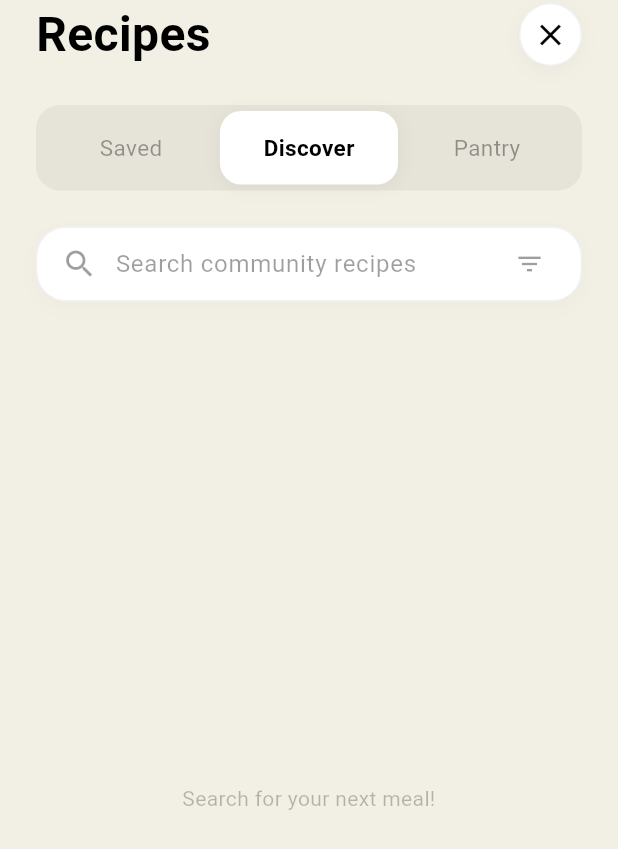
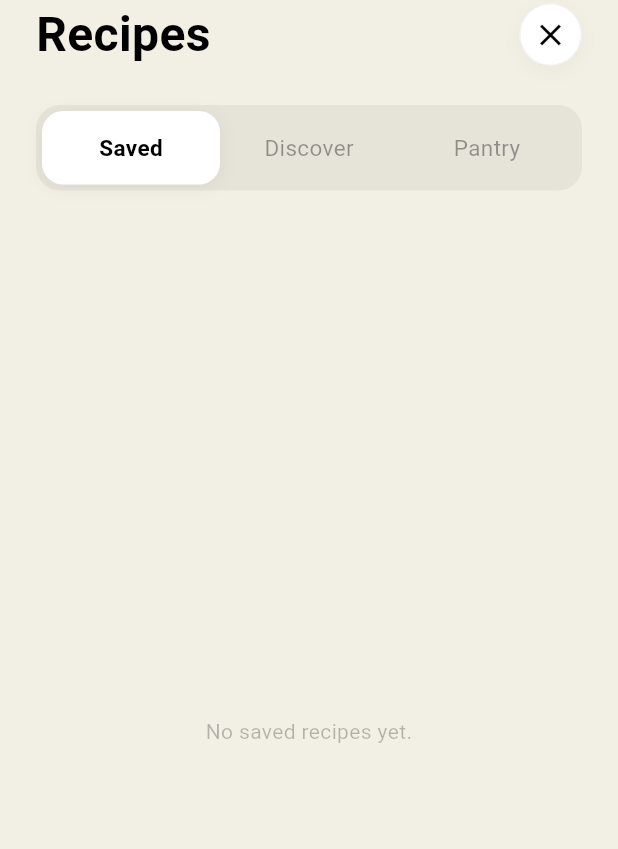
Before and after one commit to WinterDaGod/FoodGapp, a Flutter app: the screen it shows once a user with an empty profile is signed in, item 3 of the bottom bar chosen, after a tap on the "favorite outline" icon, on a phone screen of 412 x 824 dp. Shown: the top 849 px of the screen. Run offline on Flutter 3.47's test engine with Material 3 defaults, Android fonts, the phone set to English and light mode, and no system bars; our stand-ins replace cached_network_image, firebase_auth, firebase_core, flutter_slidable, google_generative_ai, shimmer and 1 more; accounts and stored records are empty; generated files the repository leaves out were written again; network calls fail.

Commit message:
Update 6

```diff
--- a/lib/screens/recipe_search_screen.dart
+++ b/lib/screens/recipe_search_screen.dart
@@ -12,7 +12,8 @@ import 'widgets/recipe_widgets.dart';
 import 'widgets/app_toast.dart';
 
 class RecipeSearchScreen extends StatefulWidget {
-  const RecipeSearchScreen({super.key});
+  final int initialTabIndex;
+  const RecipeSearchScreen({super.key, this.initialTabIndex = 1});
 
   @override
   State<RecipeSearchScreen> createState() => _RecipeSearchScreenState();
@@ -32,7 +33,7 @@ class _RecipeSearchScreenState extends State<RecipeSearchScreen> {
 
   bool _isLoading = false;
   String? _error;
-  int _activeTabIndex = 1; // 0: Saved, 1: Discover, 2: Pantry
+  late int _activeTabIndex; // 0: Saved, 1: Discover, 2: Pantry
   bool _isFallbackMode = false;
   bool _isQuotaExceeded = false;
   bool _isFiltersExpanded = false;
@@ -42,6 +43,7 @@ class _RecipeSearchScreenState extends State<RecipeSearchScreen> {
   @override
   void initState() {
     super.initState();
+    _activeTabIndex = widget.initialTabIndex;
     _loadUserRecipes();
     _loadInitialRecipes();
   }
--- a/lib/screens/widgets/quick_add_menu.dart
+++ b/lib/screens/widgets/quick_add_menu.dart
@@ -137,7 +137,7 @@ class _QuickAddMenuState extends State<QuickAddMenu> {
         context,
         icon: Icons.favorite_outline,
         label: 'Saved',
-        onTap: () => Navigator.push(context, MaterialPageRoute(builder: (_) => const RecipeSearchScreen())),
+        onTap: () => Navigator.push(context, MaterialPageRoute(builder: (_) => const RecipeSearchScreen(initialTabIndex: 0))),
       ),
       _buildActionItem(
         context,
--- a/pubspec.yaml
+++ b/pubspec.yaml
@@ -1,7 +1,7 @@
 name: foodgapp
 description: "FoodGApp — an Android meal-planning and nutrition app (school capstone)."
 publish_to: 'none'
-version: 1.1.5+1
+version: 1.1.6+1
 
 environment:
   sdk: ">=3.4.0 <4.0.0"
```
Also changed, not shown: 3 other files.
